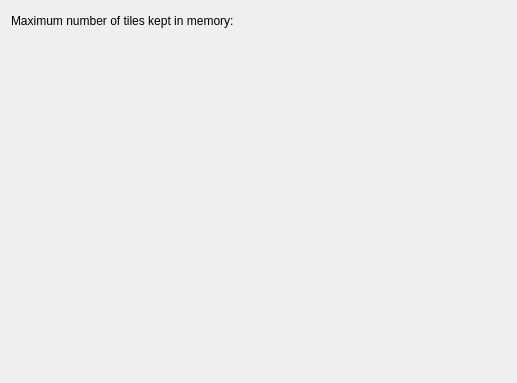
Qt form krita/ui/forms/wdgperformancesettings.ui (KDE/krita) before a commit.
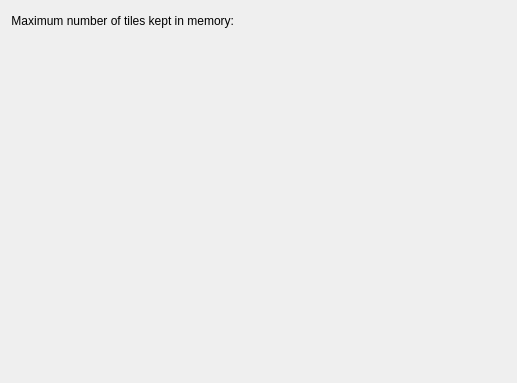
The same form after that commit. Custom widgets are drawn as their Qt base class.

Commit message:
Fix the alignment of labels in dialogs
Patch by Juan Palacios

Diff of the .ui file:
```diff
--- a/krita/ui/forms/wdgperformancesettings.ui
+++ b/krita/ui/forms/wdgperformancesettings.ui
@@ -25,6 +25,9 @@
        <property name="text">
         <string>Maximum number of tiles kept in memory:</string>
        </property>
+       <property name="alignment">
+        <set>Qt::AlignRight|Qt::AlignTrailing|Qt::AlignVCenter</set>
+       </property>
       </widget>
      </item>
      <item>
```
Left out of the diff: 13 changed lines with no effect on the pictures. The commit also changes 71 other files.
